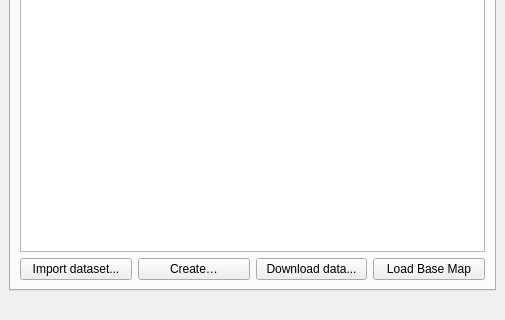
Above: LDMP/gui/WidgetMain.ui from ConservationInternational/trends.earth before the change; both pictures show x 0 to 505 and y 281 to 601 of the 505 by 601 pixel window. Below: the same form after it.
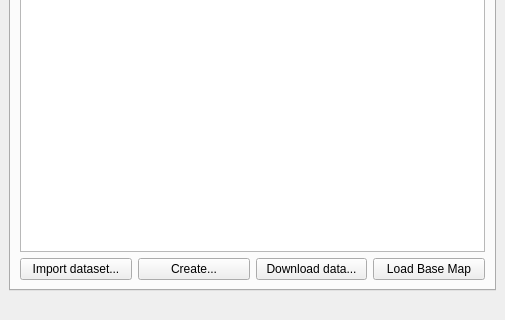
That is the form after the change. The open tabs and pages were chosen to show the change. Custom widgets are drawn as their Qt base class.

```diff
--- a/LDMP/gui/WidgetMain.ui
+++ b/LDMP/gui/WidgetMain.ui
@@ -107,7 +107,7 @@
           <item>
            <widget class="QPushButton" name="create_layer_pb">
             <property name="text">
-             <string>Create…</string>
+             <string>Create...</string>
             </property>
            </widget>
           </item>
```
